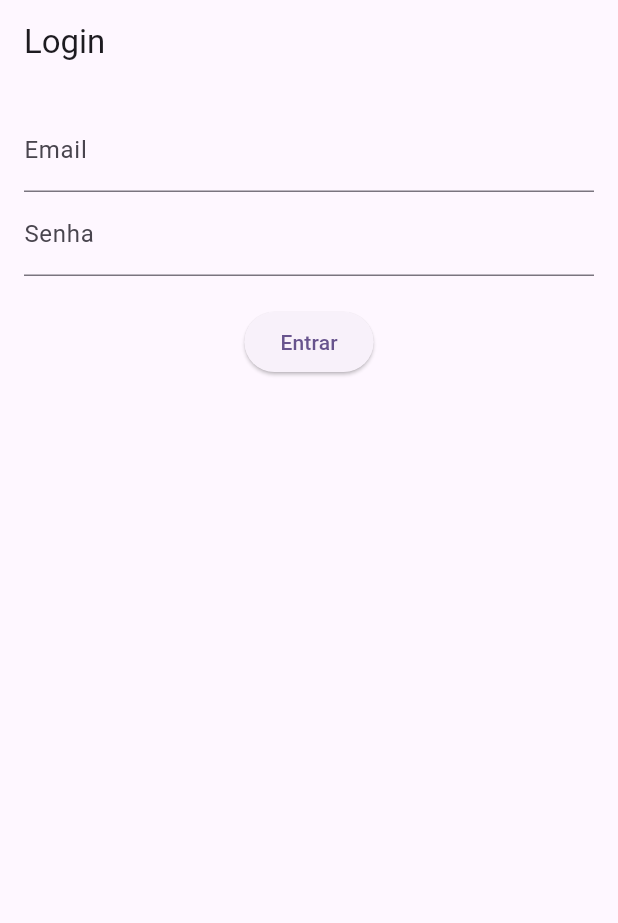
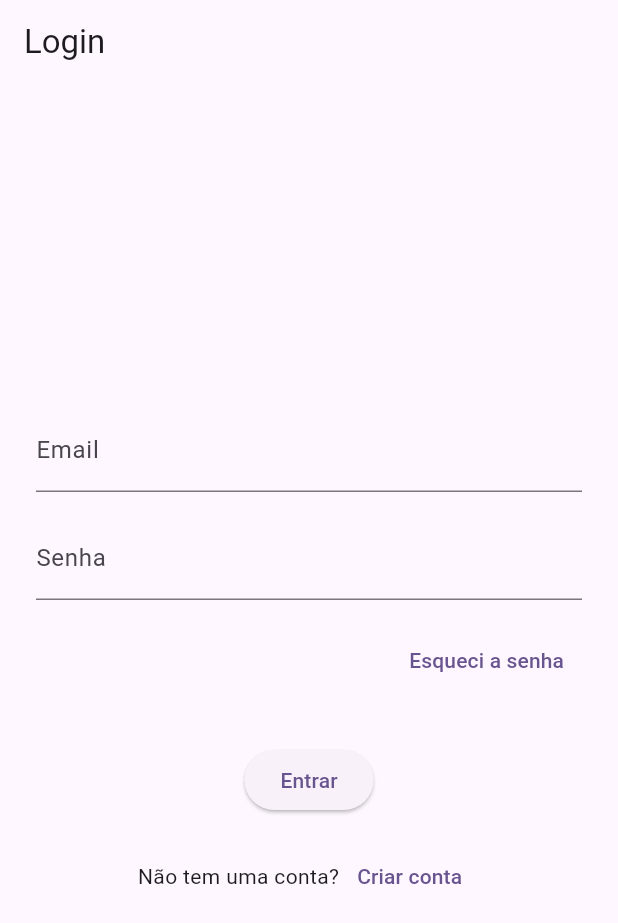
Before and after one commit to martorelecalixto/soistec_frontend, a Flutter app: the screen it shows after launch, on a phone screen of 412 x 824 dp. Shown: the top 923 px of the screen. Run offline on Flutter 3.47's test engine with Material 3 defaults, Android fonts, the phone set to English and light mode, and no system bars; our stand-ins replace shared_preferences.

Commit message:
Correção do login

```diff
--- a/lib/pages/login_page.dart
+++ b/lib/pages/login_page.dart
@@ -32,13 +32,11 @@ class _LoginPageState extends State<LoginPage> {
     });
 
     if (resultado['success']) {
-      // Salva as informações do usuário no SharedPreferences
       final prefs = await SharedPreferences.getInstance();
       await prefs.setString('nome', resultado['user']['nome'] ?? 'Usuário');
       await prefs.setString('email', resultado['user']['email'] ?? '');
       await prefs.setString('fctoken', resultado['token'] ?? '');
 
-      // Redireciona para a Home
       if (mounted) {
         Navigator.pushReplacementNamed(context, '/home');
       }
@@ -53,30 +51,75 @@ class _LoginPageState extends State<LoginPage> {
   Widget build(BuildContext context) {
     return Scaffold(
       appBar: AppBar(title: const Text('Login')),
-      body: Padding(
-        padding: const EdgeInsets.all(16.0),
+      body: LayoutBuilder(
+        builder: (context, constraints) {
+          return Center(
+            child: SingleChildScrollView(
+              child: ConstrainedBox(
+                constraints: BoxConstraints(
+                  maxWidth: constraints.maxWidth > 600 ? 400 : double.infinity,
+                ),
+                child: Padding(
+                  padding: const EdgeInsets.all(24.0),
                   child: Column(
+                    mainAxisSize: MainAxisSize.min,
                     children: [
                       TextField(
                         controller: emailController,
                         decoration: const InputDecoration(labelText: 'Email'),
                       ),
+                      const SizedBox(height: 16),
                       TextField(
                         controller: senhaController,
                         obscureText: true,
                         decoration: const InputDecoration(labelText: 'Senha'),
                       ),
-            const SizedBox(height: 20),
+                      const SizedBox(height: 16),
+                      Row(
+                        mainAxisAlignment: MainAxisAlignment.end,
+                        children: [
+                          TextButton(
+                            onPressed: () {
+                              // TODO: Navegar para a tela de recuperação
+                              Navigator.pushNamed(context, '/esqueciSenha');
+                            },
+                            child: const Text('Esqueci a senha'),
+                          ),
+                        ],
+                      ),
+                      const SizedBox(height: 16),
                       if (mensagemErro.isNotEmpty)
-              Text(mensagemErro, style: const TextStyle(color: Colors.red)),
+                        Text(
+                          mensagemErro,
+                          style: const TextStyle(color: Colors.red),
+                        ),
+                      const SizedBox(height: 16),
                       ElevatedButton(
                         onPressed: carregando ? null : fazerLogin,
                         child: carregando
                             ? const CircularProgressIndicator()
                             : const Text('Entrar'),
                       ),
+                      const SizedBox(height: 16),
+                      Row(
+                        mainAxisAlignment: MainAxisAlignment.center,
+                        children: [
+                          const Text('Não tem uma conta?'),
+                          TextButton(
+                            onPressed: () {
+                              Navigator.pushNamed(context, '/cadastro');
+                            },
+                            child: const Text('Criar conta'),
+                          ),
                         ],
                       ),
+                    ],
+                  ),
+                ),
+              ),
+            ),
+          );
+        },
       ),
     );
   }
```
Also changed, not shown: lib/services/auth_service.dart (+33 -13 lines). Lines whose indentation alone changed are shown as unchanged.
